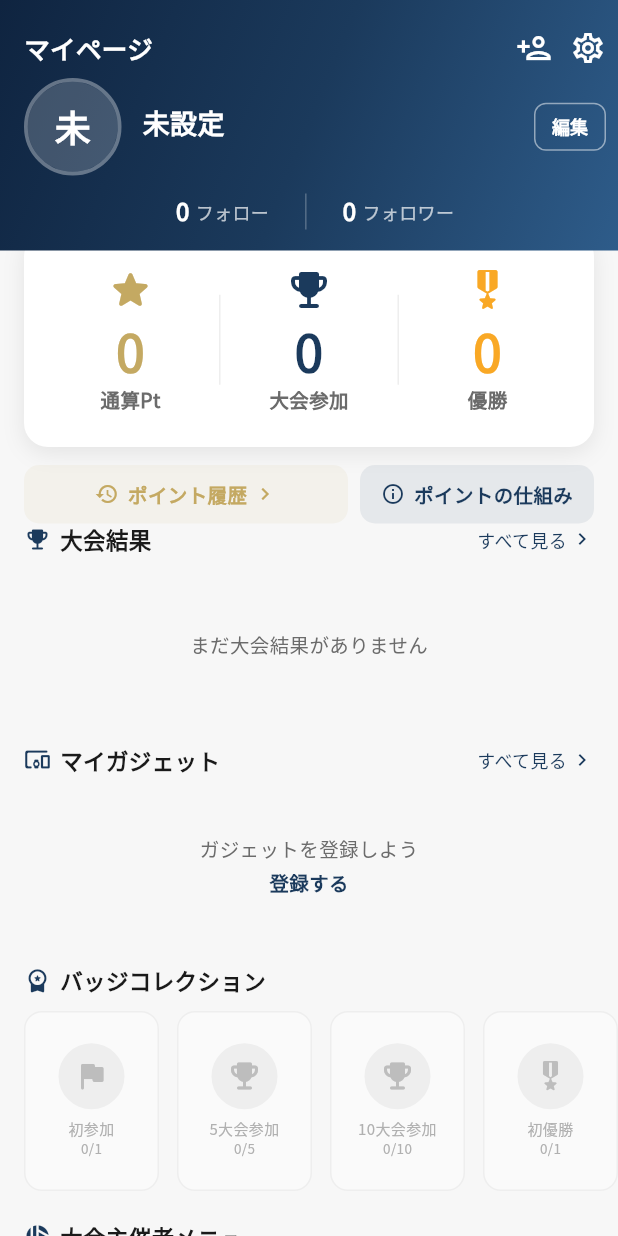
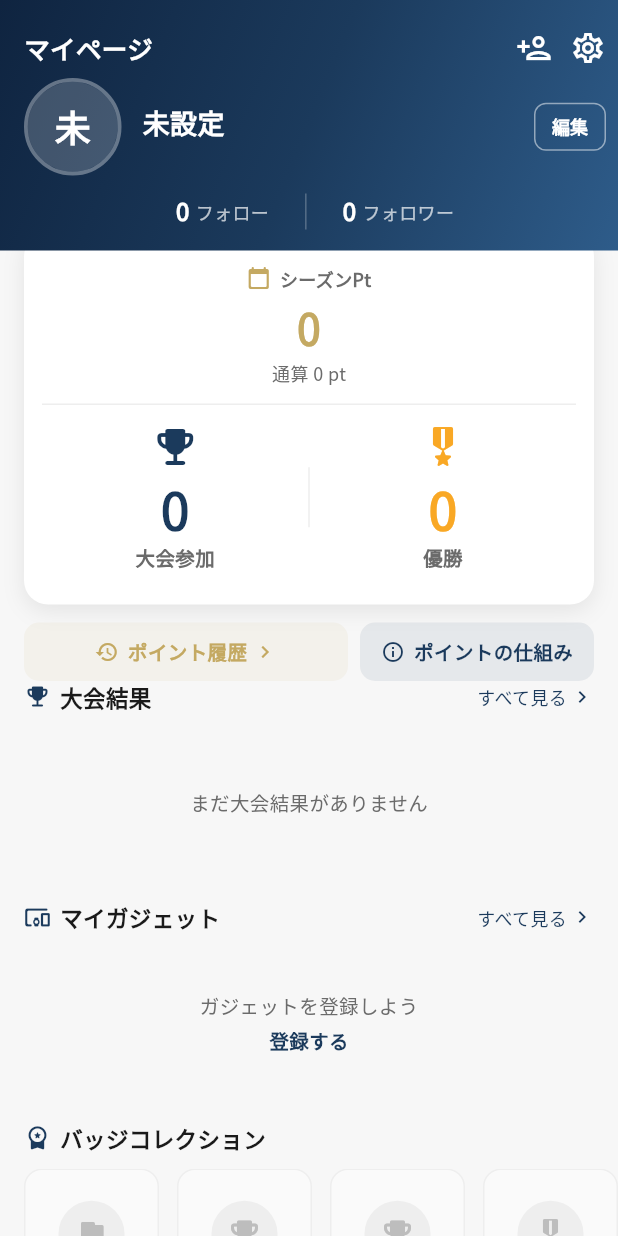
Before and after one commit to sofvo-dev/sofvo, a Flutter app: the MyPageScreen screen opened directly, on a phone screen of 412 x 824 dp. Run offline on Flutter 3.47's test engine with Material 3 defaults, Android fonts, the phone set to English and light mode, and no system bars; our stand-ins replace cached_network_image, cloud_firestore, csv, file_picker, firebase_auth, firebase_core and 12 more; missing offline and left inert: dart:js_interop, mobile_scanner; accounts and stored records are empty; network calls fail.

Commit message:
feat: マイページにシーズンポイントを追加
上段にシーズンPtを大きく表示、通算Ptは小さく表記
下段に大会参加・優勝を配置

https://claude.ai/code/session_013uHfL5YiW17ZAfHMPnwv57

```diff
--- a/lib/screens/profile/my_page_screen.dart
+++ b/lib/screens/profile/my_page_screen.dart
@@ -74,6 +74,7 @@ class MyPageScreen extends StatelessWidget {
                   : '';
           final bio = _safeString(data['bio']);
           final totalPoints = _safeInt(data['totalPoints']);
+          final seasonPoints = _safeInt(data['seasonPoints']);
           final stats = data['stats'] is Map<String, dynamic>
               ? data['stats'] as Map<String, dynamic>
               : <String, dynamic>{};
@@ -224,13 +225,32 @@ class MyPageScreen extends StatelessWidget {
                       borderRadius: BorderRadius.circular(16),
                       boxShadow: [BoxShadow(color: Colors.black.withValues(alpha: 0.08), blurRadius: 12, offset: const Offset(0, 4))],
                     ),
-                    child: Row(
+                    child: Column(
                       children: [
-                        Expanded(child: _buildDashboardStat(Icons.star_rounded, '$totalPoints', '通算Pt', AppTheme.accentColor)),
-                        Container(width: 1, height: 60, color: Colors.grey[200]),
-                        Expanded(child: _buildDashboardStat(Icons.emoji_events_rounded, '$tournamentsPlayed', '大会参加', AppTheme.primaryColor)),
-                        Container(width: 1, height: 60, color: Colors.grey[200]),
-                        Expanded(child: _buildDashboardStat(Icons.military_tech_rounded, '$championships', '優勝', AppTheme.warning)),
+                        // 上段: シーズンPt（大きく目立つ）
+                        Row(
+                          mainAxisAlignment: MainAxisAlignment.center,
+                          children: [
+                            Icon(Icons.calendar_today_rounded, size: 16, color: AppTheme.accentColor),
+                            const SizedBox(width: 6),
+                            Text('シーズンPt', style: TextStyle(fontSize: 12, color: AppTheme.textSecondary, fontWeight: FontWeight.w600)),
+                          ],
+                        ),
+                        const SizedBox(height: 4),
+                        Text('$seasonPoints', style: TextStyle(fontSize: 28, fontWeight: FontWeight.bold, color: AppTheme.accentColor)),
+                        const SizedBox(height: 2),
+                        Text('通算 $totalPoints pt', style: TextStyle(fontSize: 12, color: AppTheme.textSecondary)),
+                        const SizedBox(height: 12),
+                        Divider(height: 1, color: Colors.grey[200]),
+                        const SizedBox(height: 12),
+                        // 下段: 大会参加・優勝
+                        Row(
+                          children: [
+                            Expanded(child: _buildDashboardStat(Icons.emoji_events_rounded, '$tournamentsPlayed', '大会参加', AppTheme.primaryColor)),
+                            Container(width: 1, height: 40, color: Colors.grey[200]),
+                            Expanded(child: _buildDashboardStat(Icons.military_tech_rounded, '$championships', '優勝', AppTheme.warning)),
+                          ],
+                        ),
                       ],
                     ),
                   ),
```
